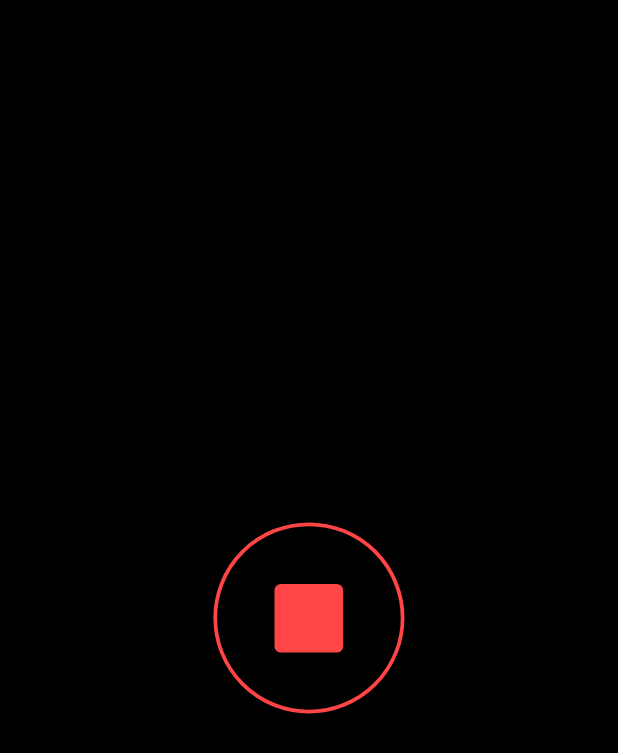
After one commit to WindHound/android, an Android app: the RecordActivity screen opened directly, with no data from a screen before it, on a phone screen of 412 x 824 dp. The commit adds this screen. Shown: the top 753 px of the screen. Run offline under Robolectric (Android 15) with nearby library versions, the phone set to English and light mode, and no system bars.

Commit message:
added a basic record activity
The activity is started when the user presses the record button in the display activity. An image button is displayed to stop recording, which upon being pressed takes the user back to the display activity. Note, the background is black to save power on OLED displays.

```diff
--- a/app/build.gradle
+++ b/app/build.gradle
@@ -9,6 +9,7 @@ android {
         versionCode 1
         versionName "1.0"
         testInstrumentationRunner "android.support.test.runner.AndroidJUnitRunner"
+        vectorDrawables.useSupportLibrary = true
     }
     buildTypes {
         release {
--- a/app/src/main/AndroidManifest.xml
+++ b/app/src/main/AndroidManifest.xml
@@ -17,7 +17,8 @@
             </intent-filter>
         </activity>
         <activity android:name=".HomeActivity" />
-        <activity android:name=".DisplayActivity"></activity>
+        <activity android:name=".DisplayActivity" />
+        <activity android:name=".RecordActivity" />
     </application>
 
 </manifest>
--- a/app/src/main/java/windshift/windhound/DisplayActivity.java
+++ b/app/src/main/java/windshift/windhound/DisplayActivity.java
@@ -3,6 +3,7 @@ package windshift.windhound;
 import android.content.Intent;
 import android.support.v7.app.AppCompatActivity;
 import android.os.Bundle;
+import android.view.View;
 import android.widget.TextView;
 
 public class DisplayActivity extends AppCompatActivity {
@@ -12,10 +13,15 @@ public class DisplayActivity extends AppCompatActivity {
         super.onCreate(savedInstanceState);
         setContentView(R.layout.activity_display);
 
+        // Set textView to passed event id
         Intent intent = getIntent();
         String event = intent.getStringExtra(HomeActivity.EXTRA_EVENT_ID);
-
         TextView textView = findViewById(R.id.textView_event_id);
         textView.setText("Event: " + event);
     }
+
+    public void recordEvent(View view) {
+        Intent intent = new Intent(this, RecordActivity.class);
+        startActivity(intent);
+    }
 }
--- /dev/null
+++ b/app/src/main/java/windshift/windhound/RecordActivity.java
@@ -0,0 +1,18 @@
+package windshift.windhound;
+
+import android.support.v7.app.AppCompatActivity;
+import android.os.Bundle;
+import android.view.View;
+
+public class RecordActivity extends AppCompatActivity {
+
+    @Override
+    protected void onCreate(Bundle savedInstanceState) {
+        super.onCreate(savedInstanceState);
+        setContentView(R.layout.activity_record);
+    }
+
+    public void stopRecord(View view) {
+        finish();
+    }
+}
--- /dev/null
+++ b/app/src/main/res/drawable/ic_stop.xml
@@ -0,0 +1,9 @@
+<vector android:height="24dp" android:viewportHeight="512.0"
+    android:viewportWidth="512.0" android:width="24dp" xmlns:android="http://schemas.android.com/apk/res/android">
+    <path android:fillColor="#00000000"
+        android:pathData="M255.8,255.8m-249.8,0a249.8,249.8 0,1 1,499.6 0a249.8,249.8 0,1 1,-499.6 0"
+        android:strokeColor="#FF4545" android:strokeWidth="10"/>
+    <path android:fillColor="#FF4545"
+        android:pathData="M330,343H181c-6.6,0 -12,-5.4 -12,-12V182c0,-6.6 5.4,-12 12,-12h149c6.6,0 12,5.4 12,12v149C342,337.6 336.6,343 330,343z"
+        android:strokeColor="#FF4545" android:strokeWidth="10"/>
+</vector>
--- a/app/src/main/res/layout/activity_display.xml
+++ b/app/src/main/res/layout/activity_display.xml
@@ -15,6 +15,7 @@
         android:layout_marginStart="16dp"
         android:background="@drawable/text_edit_rect"
         android:backgroundTint="@color/colorPrimaryDark"
+        android:onClick="recordEvent"
         android:text="Record"
         android:textColor="@color/colorAccent"
         app:layout_constraintBottom_toBottomOf="parent"
--- a/app/src/main/res/layout/activity_login.xml
+++ b/app/src/main/res/layout/activity_login.xml
@@ -47,8 +47,8 @@
 
     <ImageView
         android:id="@+id/imageView_logo"
-        android:layout_width="250dp"
-        android:layout_height="250dp"
+        android:layout_width="256dp"
+        android:layout_height="256dp"
         android:layout_marginBottom="16dp"
         android:layout_marginEnd="16dp"
         android:layout_marginStart="16dp"
--- /dev/null
+++ b/app/src/main/res/layout/activity_record.xml
@@ -0,0 +1,28 @@
+<?xml version="1.0" encoding="utf-8"?>
+<android.support.constraint.ConstraintLayout xmlns:android="http://schemas.android.com/apk/res/android"
+    xmlns:app="http://schemas.android.com/apk/res-auto"
+    xmlns:tools="http://schemas.android.com/tools"
+    android:layout_width="match_parent"
+    android:layout_height="match_parent"
+    android:background="#000000"
+    tools:context="windshift.windhound.RecordActivity">
+
+    <ImageButton
+        android:id="@+id/imageButton_stop"
+        android:layout_width="128dp"
+        android:layout_height="128dp"
+        android:layout_marginBottom="16dp"
+        android:layout_marginEnd="16dp"
+        android:layout_marginStart="16dp"
+        android:layout_marginTop="16dp"
+        android:background="@null"
+        android:cropToPadding="false"
+        android:onClick="stopRecord"
+        android:scaleType="fitCenter"
+        app:layout_constraintBottom_toBottomOf="parent"
+        app:layout_constraintEnd_toEndOf="parent"
+        app:layout_constraintStart_toStartOf="parent"
+        app:layout_constraintTop_toTopOf="parent"
+        app:srcCompat="@drawable/ic_stop" />
+
+</android.support.constraint.ConstraintLayout>
```
